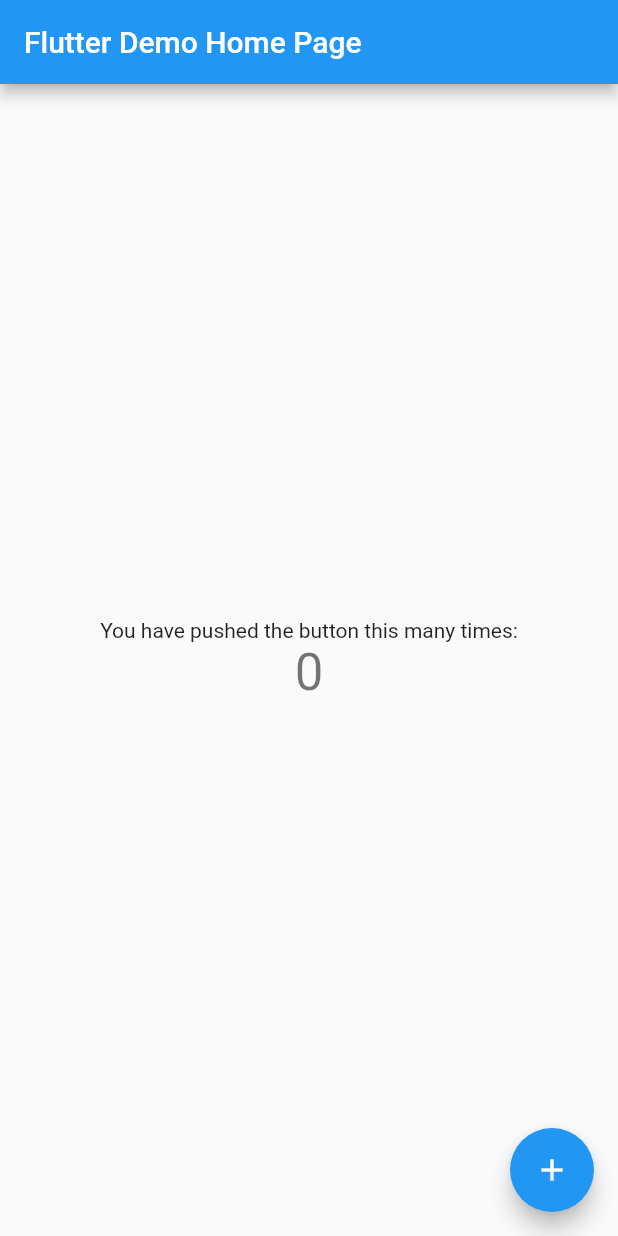
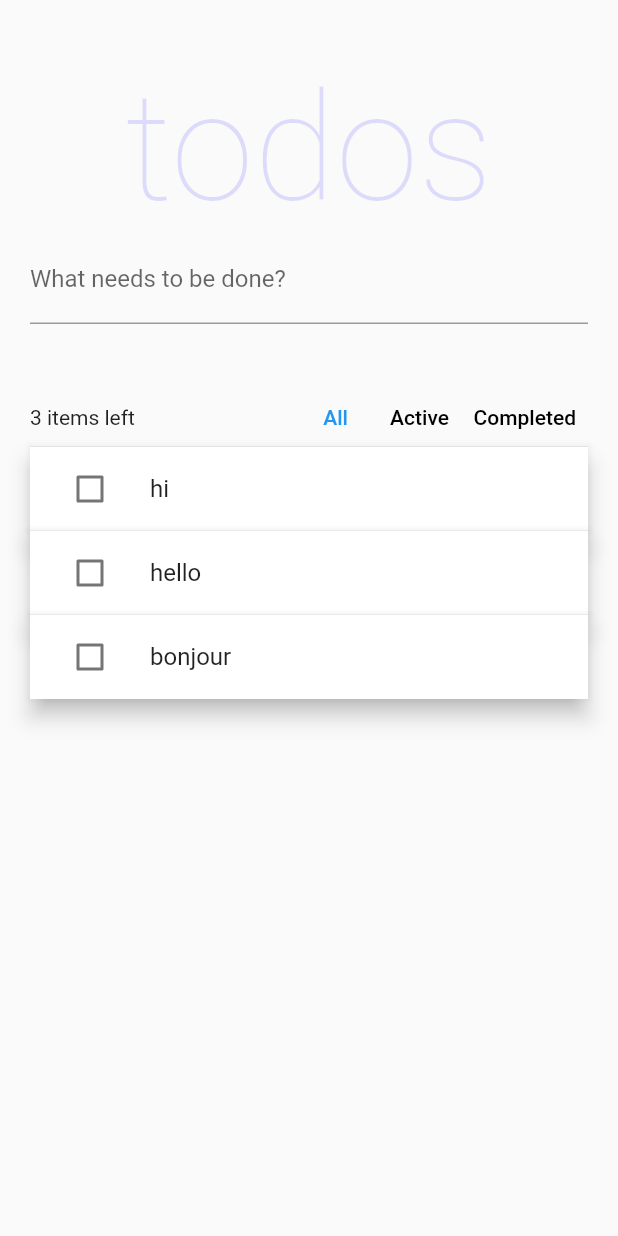
Before and after one commit to kokonstya/coach, a Flutter app: the screen it shows after launch, on a phone screen of 412 x 824 dp. Run offline on Flutter 3.47's test engine with Material 2 defaults, Android fonts, the phone set to English and light mode, and no system bars; our stand-ins replace flutter_hooks, hooks_riverpod, riverpod; Roboto replaces fonts that are missing (Helvetica Neue).

Commit message:
add riverpod + hooks, add todo example

```diff
--- a/lib/main.dart
+++ b/lib/main.dart
@@ -1,115 +1,298 @@
 import 'package:flutter/material.dart';
+import 'package:flutter_hooks/flutter_hooks.dart';
+import 'package:hooks_riverpod/hooks_riverpod.dart';
+
+import 'todo.dart';
+
+/// Some keys used for testing
+final addTodoKey = UniqueKey();
+final activeFilterKey = UniqueKey();
+final completedFilterKey = UniqueKey();
+final allFilterKey = UniqueKey();
+
+/// Creates a [TodoList] and initialise it with pre-defined values.
+///
+/// We are using [StateNotifierProvider] here as a `List<Todo>` is a complex
+/// object, with advanced business logic like how to edit a todo.
+final todoListProvider = StateNotifierProvider<TodoList, List<Todo>>((ref) {
+  return TodoList(const [
+    Todo(id: 'todo-0', description: 'hi'),
+    Todo(id: 'todo-1', description: 'hello'),
+    Todo(id: 'todo-2', description: 'bonjour'),
+  ]);
+});
+
+/// The different ways to filter the list of todos
+enum TodoListFilter {
+  all,
+  active,
+  completed,
+}
+
+/// The currently active filter.
+///
+/// We use [StateProvider] here as there is no fancy logic behind manipulating
+/// the value since it's just enum.
+final todoListFilter = StateProvider((_) => TodoListFilter.all);
+
+/// The number of uncompleted todos
+///
+/// By using [Provider], this value is cached, making it performant.\
+/// Even multiple widgets try to read the number of uncompleted todos,
+/// the value will be computed only once (until the todo-list changes).
+///
+/// This will also optimise unneeded rebuilds if the todo-list changes, but the
+/// number of uncompleted todos doesn't (such as when editing a todo).
+final uncompletedTodosCount = Provider<int>((ref) {
+  return ref.watch(todoListProvider).where((todo) => !todo.completed).length;
+});
+
+/// The list of todos after applying of [todoListFilter].
+///
+/// This too uses [Provider], to avoid recomputing the filtered list unless either
+/// the filter of or the todo-list updates.
+final filteredTodos = Provider<List<Todo>>((ref) {
+  final filter = ref.watch(todoListFilter);
+  final todos = ref.watch(todoListProvider);
+
+  switch (filter) {
+    case TodoListFilter.completed:
+      return todos.where((todo) => todo.completed).toList();
+    case TodoListFilter.active:
+      return todos.where((todo) => !todo.completed).toList();
+    case TodoListFilter.all:
+      return todos;
+  }
+});
 
 void main() {
-  runApp(const MyApp());
+  runApp(const ProviderScope(child: MyApp()));
 }
 
 class MyApp extends StatelessWidget {
   const MyApp({Key? key}) : super(key: key);
 
-  // This widget is the root of your application.
   @override
   Widget build(BuildContext context) {
-    return MaterialApp(
-      title: 'Flutter Demo',
-      theme: ThemeData(
-        // This is the theme of your application.
-        //
-        // Try running your application with "flutter run". You'll see the
-        // application has a blue toolbar. Then, without quitting the app, try
-        // changing the primarySwatch below to Colors.green and then invoke
-        // "hot reload" (press "r" in the console where you ran "flutter run",
-        // or simply save your changes to "hot reload" in a Flutter IDE).
-        // Notice that the counter didn't reset back to zero; the application
-        // is not restarted.
-        primarySwatch: Colors.blue,
-      ),
-      home: const MyHomePage(title: 'Flutter Demo Home Page'),
+    return const MaterialApp(
+      home: Home(),
     );
   }
 }
 
-class MyHomePage extends StatefulWidget {
-  const MyHomePage({Key? key, required this.title}) : super(key: key);
-
-  // This widget is the home page of your application. It is stateful, meaning
-  // that it has a State object (defined below) that contains fields that affect
-  // how it looks.
-
-  // This class is the configuration for the state. It holds the values (in this
-  // case the title) provided by the parent (in this case the App widget) and
-  // used by the build method of the State. Fields in a Widget subclass are
-  // always marked "final".
-
-  final String title;
+class Home extends HookConsumerWidget {
+  const Home({Key? key}) : super(key: key);
 
   @override
-  State<MyHomePage> createState() => _MyHomePageState();
+  Widget build(BuildContext context, WidgetRef ref) {
+    final todos = ref.watch(filteredTodos);
+    final newTodoController = useTextEditingController();
+
+    return GestureDetector(
+      onTap: () => FocusScope.of(context).unfocus(),
+      child: Scaffold(
+        body: ListView(
+          padding: const EdgeInsets.symmetric(horizontal: 20, vertical: 40),
+          children: [
+            const Title(),
+            TextField(
+              key: addTodoKey,
+              controller: newTodoController,
+              decoration: const InputDecoration(
+                labelText: 'What needs to be done?',
+              ),
+              onSubmitted: (value) {
+                ref.read(todoListProvider.notifier).add(value);
+                newTodoController.clear();
+              },
+            ),
+            const SizedBox(height: 42),
+            const Toolbar(),
+            if (todos.isNotEmpty) const Divider(height: 0),
+            for (var i = 0; i < todos.length; i++) ...[
+              if (i > 0) const Divider(height: 0),
+              Dismissible(
+                key: ValueKey(todos[i].id),
+                onDismissed: (_) {
+                  ref.read(todoListProvider.notifier).remove(todos[i]);
+                },
+                child: ProviderScope(
+                  overrides: [
+                    _currentTodo.overrideWithValue(todos[i]),
+                  ],
+                  child: const TodoItem(),
+                ),
+              )
+            ],
+          ],
+        ),
+      ),
+    );
+  }
 }
 
-class _MyHomePageState extends State<MyHomePage> {
-  int _counter = 0;
+class Toolbar extends HookConsumerWidget {
+  const Toolbar({
+    Key? key,
+  }) : super(key: key);
 
-  void _incrementCounter() {
-    setState(() {
-      // This call to setState tells the Flutter framework that something has
-      // changed in this State, which causes it to rerun the build method below
-      // so that the display can reflect the updated values. If we changed
-      // _counter without calling setState(), then the build method would not be
-      // called again, and so nothing would appear to happen.
-      _counter++;
-    });
+  @override
+  Widget build(BuildContext context, WidgetRef ref) {
+    final filter = ref.watch(todoListFilter);
+
+    Color? textColorFor(TodoListFilter value) {
+      return filter == value ? Colors.blue : Colors.black;
+    }
+
+    return Material(
+      child: Row(
+        mainAxisAlignment: MainAxisAlignment.spaceBetween,
+        children: [
+          Expanded(
+            child: Text(
+              '${ref.watch(uncompletedTodosCount).toString()} items left',
+              overflow: TextOverflow.ellipsis,
+            ),
+          ),
+          Tooltip(
+            key: allFilterKey,
+            message: 'All todos',
+            child: TextButton(
+              onPressed: () =>
+                  ref.read(todoListFilter.notifier).state = TodoListFilter.all,
+              style: ButtonStyle(
+                visualDensity: VisualDensity.compact,
+                foregroundColor:
+                    MaterialStateProperty.all(textColorFor(TodoListFilter.all)),
+              ),
+              child: const Text('All'),
+            ),
+          ),
+          Tooltip(
+            key: activeFilterKey,
+            message: 'Only uncompleted todos',
+            child: TextButton(
+              onPressed: () => ref.read(todoListFilter.notifier).state =
+                  TodoListFilter.active,
+              style: ButtonStyle(
+                visualDensity: VisualDensity.compact,
+                foregroundColor: MaterialStateProperty.all(
+                  textColorFor(TodoListFilter.active),
+                ),
+              ),
+              child: const Text('Active'),
+            ),
+          ),
+          Tooltip(
+            key: completedFilterKey,
+            message: 'Only completed todos',
+            child: TextButton(
+              onPressed: () => ref.read(todoListFilter.notifier).state =
+                  TodoListFilter.completed,
+              style: ButtonStyle(
+                visualDensity: VisualDensity.compact,
+                foregroundColor: MaterialStateProperty.all(
+                  textColorFor(TodoListFilter.completed),
+                ),
+              ),
+              child: const Text('Completed'),
+            ),
+          ),
+        ],
+      ),
+    );
   }
+}
+
+class Title extends StatelessWidget {
+  const Title({Key? key}) : super(key: key);
 
   @override
   Widget build(BuildContext context) {
-    // This method is rerun every time setState is called, for instance as done
-    // by the _incrementCounter method above.
-    //
-    // The Flutter framework has been optimized to make rerunning build methods
-    // fast, so that you can just rebuild anything that needs updating rather
-    // than having to individually change instances of widgets.
-    return Scaffold(
-      appBar: AppBar(
-        // Here we take the value from the MyHomePage object that was created by
-        // the App.build method, and use it to set our appbar title.
-        title: Text(widget.title),
+    return const Text(
+      'todos',
+      textAlign: TextAlign.center,
+      style: TextStyle(
+        color: Color.fromARGB(38, 47, 47, 247),
+        fontSize: 100,
+        fontWeight: FontWeight.w100,
+        fontFamily: 'Helvetica Neue',
       ),
-      body: Center(
-        // Center is a layout widget. It takes a single child and positions it
-        // in the middle of the parent.
-        child: Column(
-          // Column is also a layout widget. It takes a list of children and
-          // arranges them vertically. By default, it sizes itself to fit its
-          // children horizontally, and tries to be as tall as its parent.
-          //
-          // Invoke "debug painting" (press "p" in the console, choose the
-          // "Toggle Debug Paint" action from the Flutter Inspector in Android
-          // Studio, or the "Toggle Debug Paint" command in Visual Studio Code)
-          // to see the wireframe for each widget.
-          //
-          // Column has various properties to control how it sizes itself and
-          // how it positions its children. Here we use mainAxisAlignment to
-          // center the children vertically; the main axis here is the vertical
-          // axis because Columns are vertical (the cross axis would be
-          // horizontal).
-          mainAxisAlignment: MainAxisAlignment.center,
-          children: <Widget>[
-            const Text(
-              'You have pushed the button this many times:',
-            ),
-            Text(
-              '$_counter',
-              style: Theme.of(context).textTheme.headline4,
-            ),
-          ],
-        ),
-      ),
-      floatingActionButton: FloatingActionButton(
-        onPressed: _incrementCounter,
-        tooltip: 'Increment',
-        child: const Icon(Icons.add),
-      ), // This trailing comma makes auto-formatting nicer for build methods.
     );
   }
 }
+
+/// A provider which exposes the [Todo] displayed by a [TodoItem].
+///
+/// By retreiving the [Todo] through a provider instead of through its
+/// constructor, this allows [TodoItem] to be instantiated using the `const` keyword.
+///
+/// This ensures that when we add/remove/edit todos, only what the
+/// impacted widgets rebuilds, instead of the entire list of items.
+final _currentTodo = Provider<Todo>((ref) => throw UnimplementedError());
+
+class TodoItem extends HookConsumerWidget {
+  const TodoItem({Key? key}) : super(key: key);
+
+  @override
+  Widget build(BuildContext context, WidgetRef ref) {
+    final todo = ref.watch(_currentTodo);
+    final itemFocusNode = useFocusNode();
+    final itemIsFocused = useIsFocused(itemFocusNode);
+
+    final textEditingController = useTextEditingController();
+    final textFieldFocusNode = useFocusNode();
+
+    return Material(
+      color: Colors.white,
+      elevation: 6,
+      child: Focus(
+        focusNode: itemFocusNode,
+        onFocusChange: (focused) {
+          if (focused) {
+            textEditingController.text = todo.description;
+          } else {
+            // Commit changes only when the textfield is unfocused, for performance
+            ref
+                .read(todoListProvider.notifier)
+                .edit(id: todo.id, description: textEditingController.text);
+          }
+        },
+        child: ListTile(
+          onTap: () {
+            itemFocusNode.requestFocus();
+            textFieldFocusNode.requestFocus();
+          },
+          leading: Checkbox(
+            value: todo.completed,
+            onChanged: (value) =>
+                ref.read(todoListProvider.notifier).toggle(todo.id),
+          ),
+          title: itemIsFocused
+              ? TextField(
+                  autofocus: true,
+                  focusNode: textFieldFocusNode,
+                  controller: textEditingController,
+                  style: const TextStyle(color: Colors.blue),
+                )
+              : Text(todo.description),
+        ),
+      ),
+    );
+  }
+}
+
+bool useIsFocused(FocusNode node) {
+  final isFocused = useState(node.hasFocus);
+
+  useEffect(() {
+    void listener() {
+      isFocused.value = node.hasFocus;
+    }
+
+    node.addListener(listener);
+    return () => node.removeListener(listener);
+  }, [node]);
+
+  return isFocused.value;
+}
--- /dev/null
+++ b/lib/todo.dart
@@ -0,0 +1,71 @@
+import 'package:flutter/foundation.dart' show immutable;
+import 'package:riverpod/riverpod.dart';
+import 'package:uuid/uuid.dart';
+
+const _uuid = Uuid();
+
+/// A read-only description of a todo-item
+@immutable
+class Todo {
+  const Todo({
+    required this.description,
+    required this.id,
+    this.completed = false,
+  });
+
+  final String id;
+  final String description;
+  final bool completed;
+
+  @override
+  String toString() {
+    return 'Todo(description: $description, completed: $completed)';
+  }
+}
+
+/// An object that controls a list of [Todo].
+class TodoList extends StateNotifier<List<Todo>> {
+  TodoList([List<Todo>? initialTodos]) : super(initialTodos ?? []);
+
+  void add(String description) {
+    state = [
+      ...state,
+      Todo(
+        id: _uuid.v4(),
+        description: description,
+      ),
+    ];
+  }
+
+  void toggle(String id) {
+    state = [
+      for (final todo in state)
+        if (todo.id == id)
+          Todo(
+            id: todo.id,
+            completed: !todo.completed,
+            description: todo.description,
+          )
+        else
+          todo,
+    ];
+  }
+
+  void edit({required String id, required String description}) {
+    state = [
+      for (final todo in state)
+        if (todo.id == id)
+          Todo(
+            id: todo.id,
+            completed: todo.completed,
+            description: description,
+          )
+        else
+          todo,
+    ];
+  }
+
+  void remove(Todo target) {
+    state = state.where((todo) => todo.id != target.id).toList();
+  }
+}
--- a/pubspec.yaml
+++ b/pubspec.yaml
@@ -34,6 +34,9 @@ dependencies:
   # The following adds the Cupertino Icons font to your application.
   # Use with the CupertinoIcons class for iOS style icons.
   cupertino_icons: ^1.0.2
+  flutter_riverpod: ^1.0.3
+  hooks_riverpod: ^1.0.3
+  uuid: ^3.0.6
 
 dev_dependencies:
   flutter_test:
```
Also changed, not shown: pubspec.lock.
